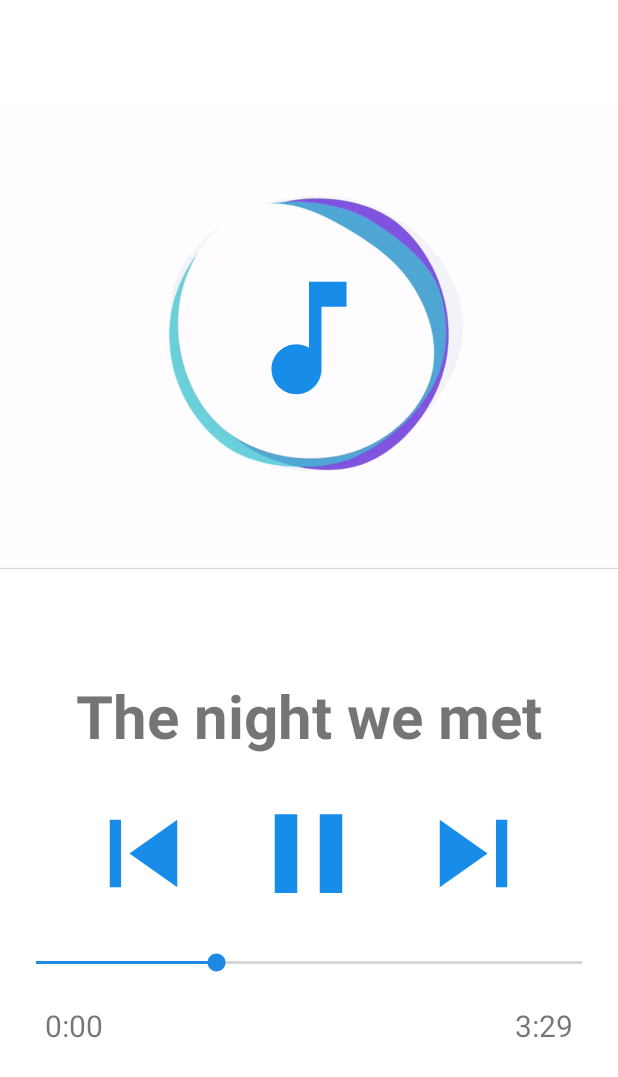
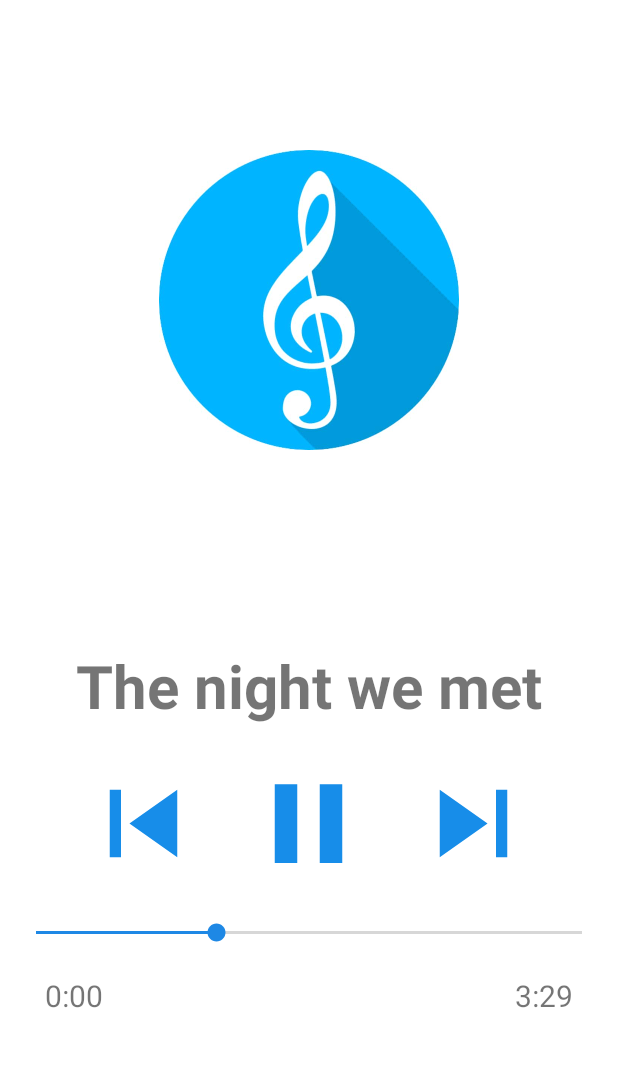
Before and after one commit to LordGum/AudioRecorder, an Android app: the layout activity_scrolling.xml on its own in the app's theme, with its tools: preview values and no code run, on a phone screen of 412 x 824 dp. Shown: the top 1077 px of the screen. Run offline under Robolectric (Android 15) with nearby library versions, the phone set to English and light mode, and no system bars.

```diff
--- a/app/src/debug/res/mipmap-anydpi-v26/ic_launcher.xml
+++ /dev/null
@@ -1,5 +0,0 @@
-<?xml version="1.0" encoding="utf-8"?>
-<adaptive-icon xmlns:android="http://schemas.android.com/apk/res/android">
-    <background android:drawable="@color/ic_launcher_background"/>
-    <foreground android:drawable="@drawable/ic_launcher_foreground"/>
-</adaptive-icon>
--- a/app/src/debug/res/mipmap-anydpi-v26/ic_launcher_round.xml
+++ /dev/null
@@ -1,5 +0,0 @@
-<?xml version="1.0" encoding="utf-8"?>
-<adaptive-icon xmlns:android="http://schemas.android.com/apk/res/android">
-    <background android:drawable="@color/ic_launcher_background"/>
-    <foreground android:drawable="@drawable/ic_launcher_foreground"/>
-</adaptive-icon>
--- a/app/src/debug/res/values/ic_launcher_background.xml
+++ b/app/src/debug/res/values/ic_launcher_background.xml
@@ -1,4 +1,4 @@
 <?xml version="1.0" encoding="utf-8"?>
 <resources>
-    <color name="ic_launcher_background">#188DE7</color>
+    <color name="ic_launcher_background">#178DE9</color>
 </resources>
--- a/app/src/main/java/com/example/audiorecorder1/ScrollingActivity.java
+++ b/app/src/main/java/com/example/audiorecorder1/ScrollingActivity.java
@@ -71,7 +71,6 @@ public class ScrollingActivity extends AppCompatActivity {
         nextImage = findViewById(R.id.nextImage);
         previousImage = findViewById(R.id.previousImage);
 
-        gifImage = findViewById(R.id.gifImage);
         noteImage = findViewById(R.id.noteImage);
     }
 
@@ -146,12 +145,11 @@ public class ScrollingActivity extends AppCompatActivity {
     }
 
     private void startAnimation() {
-        ObjectAnimator animator = ObjectAnimator.ofFloat(gifImage, "rotation", 0f, 360f);
-        animator.setDuration(1000);
+
         ObjectAnimator animator1 = ObjectAnimator.ofFloat(noteImage, "rotation", 0f, 360f);
         animator1.setDuration(1000);
         AnimatorSet animatorSet = new AnimatorSet();
-        animatorSet.playTogether(animator, animator1);
+        animatorSet.playTogether(animator1);
         animatorSet.start();
     }
 
--- a/app/src/main/res/drawable/ic_music_note.xml
+++ /dev/null
@@ -1,5 +0,0 @@
-<vector android:height="24dp" android:tint="#178DE9"
-    android:viewportHeight="24" android:viewportWidth="24"
-    android:width="24dp" xmlns:android="http://schemas.android.com/apk/res/android">
-    <path android:fillColor="@android:color/white" android:pathData="M12,3v10.55c-0.59,-0.34 -1.27,-0.55 -2,-0.55 -2.21,0 -4,1.79 -4,4s1.79,4 4,4 4,-1.79 4,-4V7h4V3h-6z"/>
-</vector>
--- a/app/src/main/res/layout/activity_scrolling.xml
+++ b/app/src/main/res/layout/activity_scrolling.xml
@@ -7,33 +7,22 @@
     tools:context=".ScrollingActivity">
 
 
-
-    <ImageView
-        android:id="@+id/gifImage"
-        android:layout_width="match_parent"
-        android:layout_height="450dp"
-
-        android:src="@drawable/img"
-        app:layout_constraintEnd_toEndOf="parent"
-        app:layout_constraintStart_toStartOf="parent"
-        app:layout_constraintTop_toTopOf="parent" />
-
-
-
     <ImageView
         android:id="@+id/noteImage"
-        android:layout_width="100dp"
-        android:layout_height="100dp"
+        android:layout_width="200dp"
+        android:layout_height="200dp"
+
+        android:layout_alignParentTop="true"
+        android:layout_marginTop="100dp"
         android:layout_centerHorizontal="true"
-        android:layout_marginTop="175dp"
-
-        android:src="@drawable/ic_music_note" />
+        android:src="@drawable/note" />
 
     <TextView
         android:id="@+id/night_we_met"
         android:layout_width="match_parent"
         android:layout_height="wrap_content"
-        android:layout_below="@id/gifImage"
+        android:layout_below="@id/noteImage"
+        android:layout_marginTop="130dp"
         android:gravity="center_horizontal"
         android:text="@string/the_night_we_met"
         android:textSize="40sp"
@@ -105,4 +94,5 @@
 
     </RelativeLayout>
 
+
 </RelativeLayout>
```
Also changed, not shown: app/src/debug/ic_launcher-playstore.png, app/src/debug/res/mipmap-hdpi/ic_launcher.png (deleted), app/src/debug/res/mipmap-hdpi/ic_launcher_round.png (deleted), app/src/debug/res/mipmap-mdpi/ic_launcher.png (deleted), app/src/debug/res/mipmap-mdpi/ic_launcher_round.png (deleted), app/src/debug/res/mipmap-xhdpi/ic_launcher.png (deleted), app/src/debug/res/mipmap-xhdpi/ic_launcher_round.png (deleted), app/src/debug/res/mipmap-xxhdpi/ic_launcher.png (deleted), app/src/debug/res/mipmap-xxhdpi/ic_launcher_round.png (deleted), app/src/debug/res/mipmap-xxxhdpi/ic_launcher.png (deleted), app/src/debug/res/mipmap-xxxhdpi/ic_launcher_round.png (deleted), app/src/main/res/drawable/img.png (deleted), app/src/main/res/drawable/note.jpg (added).
